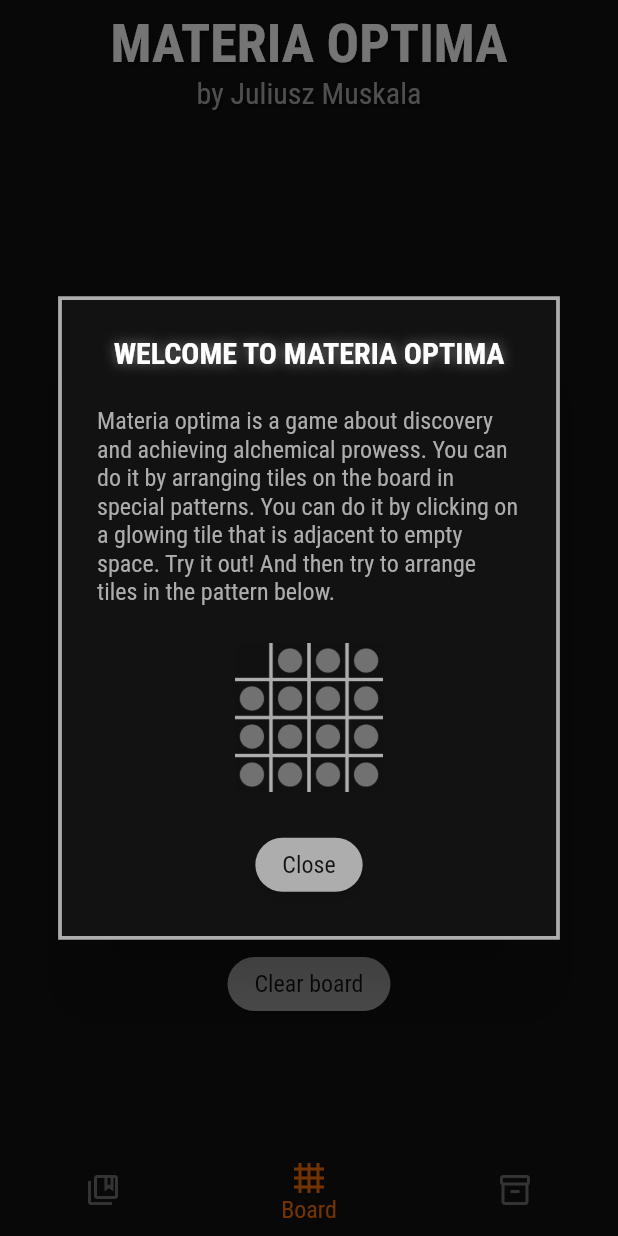
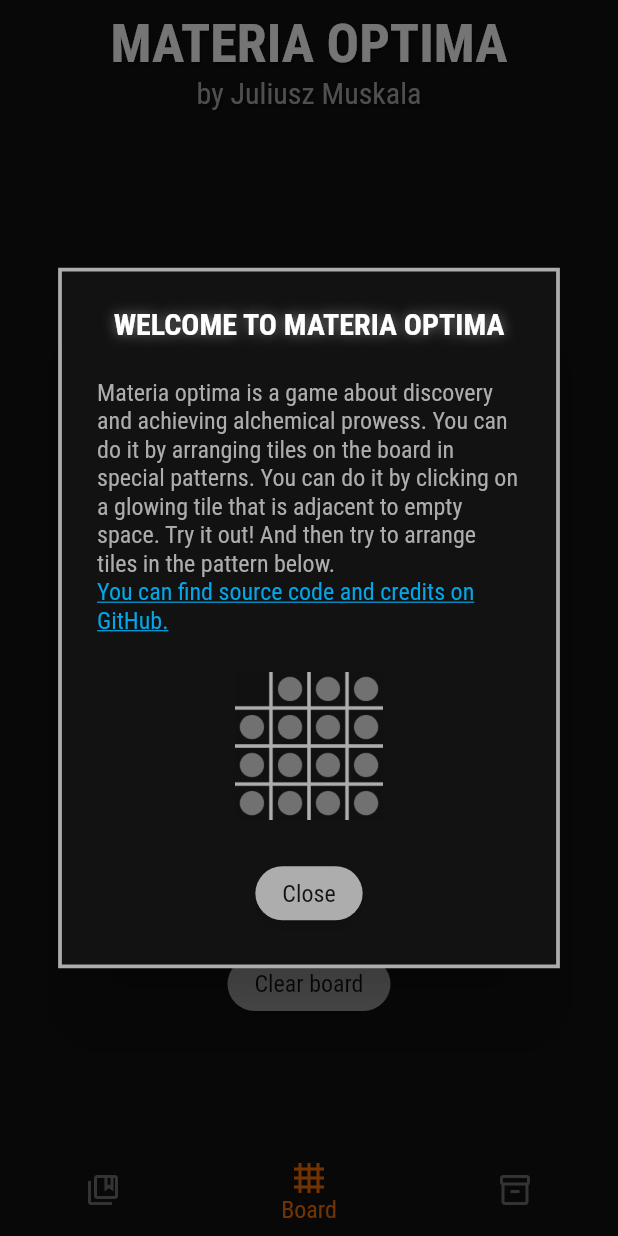
Before and after one commit to julesmuskala/materia_optima, a Flutter app: the screen it shows after launch, on a phone screen of 412 x 824 dp. Run offline on Flutter 3.47's test engine with Material 2 defaults, Android fonts, the phone set to English and light mode, and no system bars; our stand-ins replace shared_preferences, tuple.

Commit message:
Update credits

```diff
--- a/lib/core/show_dialog.dart
+++ b/lib/core/show_dialog.dart
@@ -20,6 +20,7 @@ void showStoryDialog(
         child: StoryDialog(
           entry: entry,
           canUseProvider: true,
+          showRepoLink: isInitial,
         ),
       );
     },
--- a/lib/ui/shared/story_dialog.dart
+++ b/lib/ui/shared/story_dialog.dart
@@ -9,16 +9,19 @@ import 'package:materia_optima/ui/shared/story_dialog_animation.dart';
 import 'package:materia_optima/core/models/game_model.dart';
 import 'package:materia_optima/core/types/types.dart';
 import 'package:materia_optima/core/show_dialog.dart';
+import 'package:url_launcher/url_launcher.dart';
 
 class StoryDialog extends StatelessWidget {
   const StoryDialog({
     Key? key,
     required this.entry,
     required this.canUseProvider,
+    this.showRepoLink = false,
   }) : super(key: key);
 
   final StoryEntry entry;
   final bool canUseProvider;
+  final bool showRepoLink;
 
   @override
   Widget build(BuildContext context) {
@@ -57,6 +60,24 @@ class StoryDialog extends StatelessWidget {
                       style: GameTypography.paragraph,
                       softWrap: true,
                     ),
+                    showRepoLink
+                        ? SizedBox(
+                            width: double.maxFinite,
+                            child: InkWell(
+                              splashColor: Colors.transparent,
+                              focusColor: Colors.transparent,
+                              hoverColor: Colors.transparent,
+                              highlightColor: Colors.transparent,
+                              enableFeedback: false,
+                              onTap: _launchGithub,
+                              child: Text(
+                                GameStory.getLine('repo_link'),
+                                style: GameTypography.paragraphLink,
+                                softWrap: true,
+                              ),
+                            ),
+                          )
+                        : const SizedBox.shrink(),
                     SizedBox(
                       height: screenSize.height * 0.03,
                     ),
@@ -126,4 +147,10 @@ class StoryDialog extends StatelessWidget {
       );
     }
   }
+
+  void _launchGithub() async {
+    if (!await launch('https://github.com/julesmuskala/')) {
+      throw 'Could not launch GitHub';
+    }
+  }
 }
--- a/lib/utils/story.dart
+++ b/lib/utils/story.dart
@@ -28,19 +28,20 @@ abstract class GameStory {
     'app_subtitle': 'by Juliusz Muskala',
     'screen_too_small':
         'The most unfortunate part is that this screen is too small to be supported...\n😢',
+    'repo_link': 'You can find source code and credits on GitHub.',
     // Semantic
     'finish_board': 'Start amalgamation',
     'reset_board': 'Clear board',
     'close_dialog': 'Close',
-    // Element descriptions
+    // Materia descriptions
     'materia_nulla_desc': 'Wow, just wow! How did you...',
     'materia_incognita_desc': 'Who knows what it is?',
     'materia_prima_desc':
-        'Materia prima is the most basic element all matter in our known universe is derived from. Its magical potency is very low and in order to be useful, it needs to be fused into heavier, superior elements.',
+        'Materia prima is the most basic materia all matter in our known universe is derived from. Its magical potency is very low and in order to be useful, it needs to be fused into heavier, superior materiae.',
     'rebis_desc':
-        'Rebis is the most basic of superior elements. Sometimes called “fool\'s meteria optima”, as it is the first element every beginner alchemist amalgamates. For its relatively low volatility and pleasant green glow, it is often used by lower classes in jewelry.',
+        'Rebis is the most basic of superior materiae. Sometimes called “fool\'s meteria optima”, as it is the first materia every beginner alchemist amalgamates. For its relatively low volatility and pleasant green glow, it is often used by lower classes in jewelry.',
     'caeleum_desc':
-        'Caeleum is named after one of the islands of the Southern Archipelago, where during summer nights waves take on this element\'s brilliant blue hue and its glow.',
+        'Caeleum is named after one of the islands of the Southern Archipelago, where during summer nights waves take on this materia\'s brilliant blue hue and its glow.',
     'quebrith_desc':
         'Quebrith due to its purple color, so uncommon in nature and relative inaccessibility to the lower classes, is highly valued by the upper echelons. It is used in makeup, cosmetics, and even as food coloring. Although, it is also said to cause shortness of breath and skin reddening akin to sunburn.',
     'aether_desc':
@@ -48,14 +49,14 @@ abstract class GameStory {
     'vermilion_desc':
         'Vermilion is most well known for its strange scent. In small amounts, it has a fruity and floral, overall pleasant smell nonetheless when handled in higher amounts it reeks of decay and feces. Due to that property and the fact that vermilion odor lingers even for weeks, it is used as an aromatic substance in lavish perfumes.',
     'materia_optima_desc':
-        'Materia optima is a pinnacle of creation, the most perfect element in the known universe.',
+        'Materia optima is a pinnacle of creation, the most perfect materia in the known universe.',
     // Story entries
     'quest_title_0': 'Welcome to Materia Optima',
     'quest_desc_0':
         'Materia optima is a game about discovery and achieving alchemical prowess. You can do it by arranging tiles on the board in special patterns. You can do it by clicking on a glowing tile that is adjacent to empty space. Try it out! And then try to arrange tiles in the pattern below.',
     'quest_title_100': 'Rebis discovered',
     'quest_desc_100':
-        'All recipes in Materia optima (except for the first one) require the usage of superior elements. You can add them to the board in the inventory menu to the left. Try selecting Rebis by clicking on the green circle in the inventory menu and then adding it to the board by clicking on the button below. And then try to arrange tiles in the pattern below.',
+        'All recipes in Materia optima (except for the first one) require the usage of superior materiae. You can add them to the board in the inventory menu to the left. Try selecting Rebis by clicking on the green circle in the inventory menu and then adding it to the board by clicking on the button below. And then try to arrange tiles in the pattern below.',
     'quest_title_200': 'Caeleum discovered',
     'quest_desc_200': 'Cool! Now go on.',
     'quest_title_300': 'Quebrith discovered',
@@ -72,7 +73,7 @@ abstract class GameStory {
         'Hey, that pattern is incomplete! You can always open previous dialogs in the compendium menu to the right, by clicking on its title.',
     'helper_title_6969': 'No more space on the board',
     'helper_desc_6969':
-        'There is no free space left to fill with superior elements. You need to reset the board before adding any new element tiles.',
+        'There is no free space left to fill with superior materiae. You need to reset the board before adding any new materia tiles.',
   };
 
   static String getLine(String key) => lines[key] ?? 'Error: no line found';
--- a/lib/utils/theme.dart
+++ b/lib/utils/theme.dart
@@ -41,6 +41,14 @@ abstract class GameTypography {
     fontFamily: _fontFamily,
     fontWeight: _regular,
     color: GameColors.grey50,
+    fontSize: 16,
+  );
+
+  static const paragraphLink = TextStyle(
+    fontFamily: _fontFamily,
+    fontWeight: _regular,
+    color: GameColors.blue,
+    decoration: TextDecoration.underline,
     fontSize: 16,
   );
 
--- a/pubspec.yaml
+++ b/pubspec.yaml
@@ -18,6 +18,7 @@ dependencies:
   shared_preferences: ^2.0.13
   transparent_image: ^2.0.0
   tuple: ^2.0.0
+  url_launcher: ^6.0.20
 
 dev_dependencies:
   flutter_test:
```
Also changed, not shown: pubspec.lock, 8 other files.
